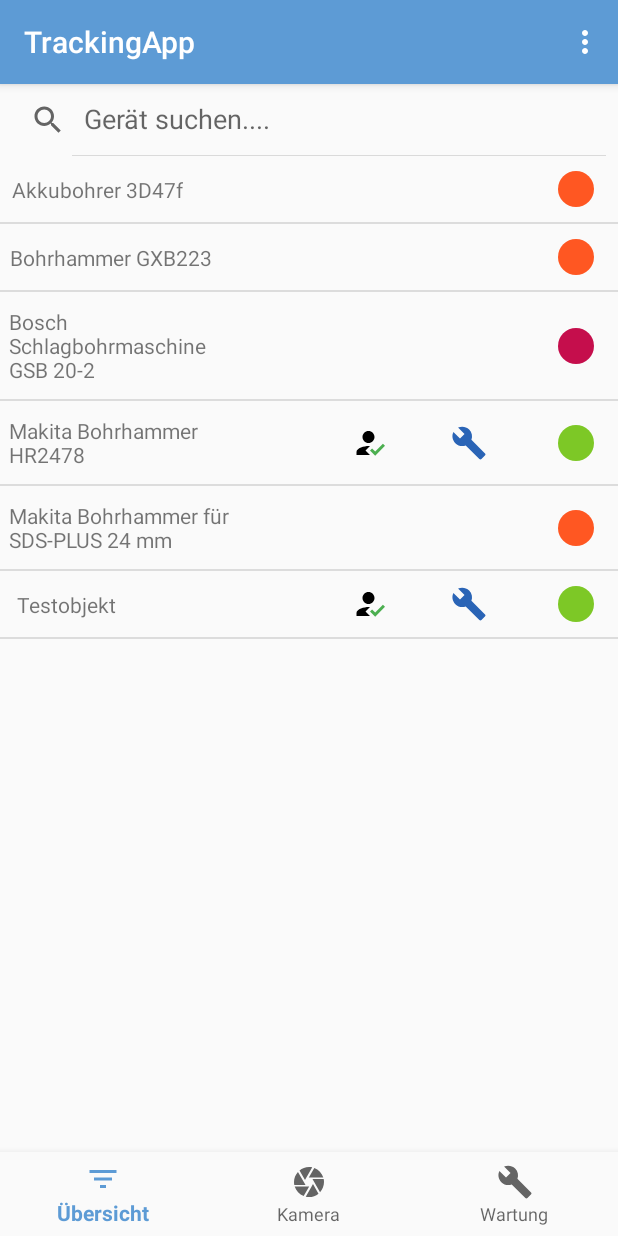
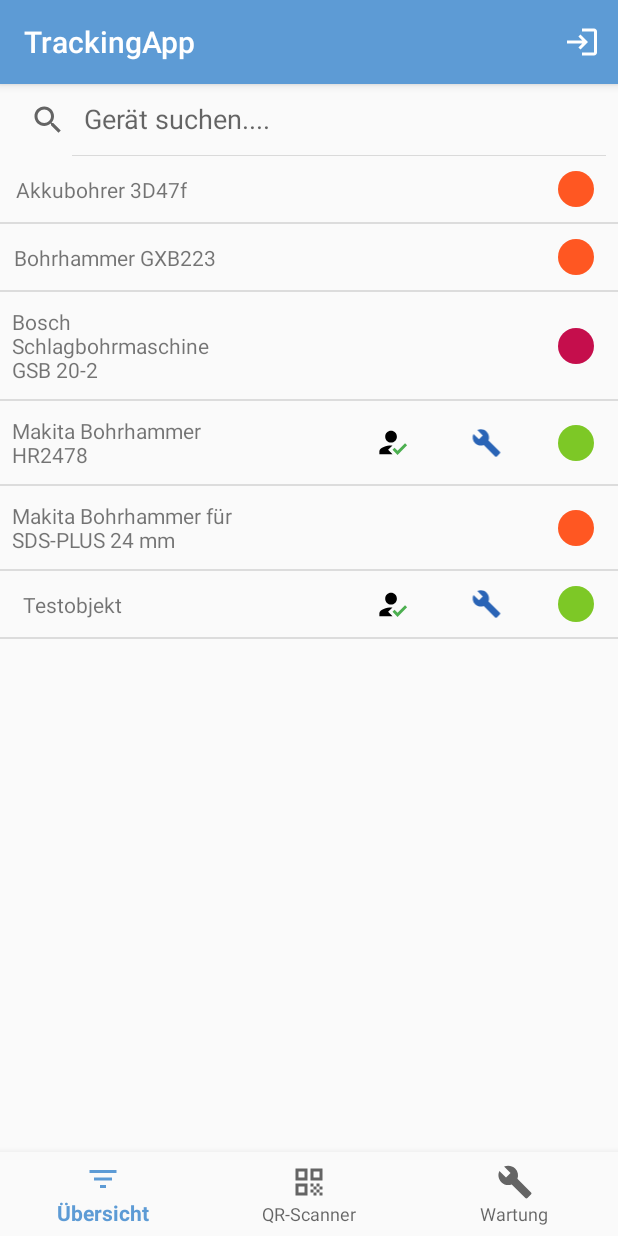
Before and after one commit to LeleZuGut/TrackingApp_Neu, an Android app: the MainActivity screen opened directly, with no data from a screen before it, on a phone screen of 412 x 824 dp. Run offline under Robolectric (Android 15) with nearby library versions, the phone set to English and light mode, and no system bars; our stand-ins replace navigation-ui; libraries missing offline, so code that uses them is left out: com.google.zxing.integration.

Commit message:
Combobox verbessert.

```diff
--- a/app/src/main/java/com/example/trackingapp/LoginFensterActivity.java
+++ b/app/src/main/java/com/example/trackingapp/LoginFensterActivity.java
@@ -67,8 +67,6 @@ public class LoginFensterActivity extends AppCompatActivity {
 
     @Override
     public void onBackPressed() {
-        super.onBackPressed();
-        this.finish();
         System.exit(0);
     }
 
--- a/app/src/main/java/com/example/trackingapp/RegisterinFensterActivity.java
+++ b/app/src/main/java/com/example/trackingapp/RegisterinFensterActivity.java
@@ -85,7 +85,6 @@ public class RegisterinFensterActivity extends AppCompatActivity {
 
     @Override
     public void onBackPressed() {
-        RegisterinFensterActivity.this.finish();
-        System.exit(0);
+
     }
 }
--- a/app/src/main/java/com/example/trackingapp/spinnermodel/StatusSpinnerAdapter.java
+++ b/app/src/main/java/com/example/trackingapp/spinnermodel/StatusSpinnerAdapter.java
@@ -24,17 +24,17 @@ public class StatusSpinnerAdapter extends BaseAdapter {
 
     @Override
     public int getCount() {
-        return 0;
+        return status.length;
     }
 
     @Override
     public Object getItem(int position) {
-        return null;
+        return status[position];
     }
 
     @Override
     public long getItemId(int position) {
-        return 0;
+        return position;
     }
 
     @Override
--- /dev/null
+++ b/app/src/main/res/drawable/ic_baseline_login_24.xml
@@ -0,0 +1,10 @@
+<vector xmlns:android="http://schemas.android.com/apk/res/android"
+    android:width="24dp"
+    android:height="24dp"
+    android:viewportWidth="24"
+    android:viewportHeight="24"
+    android:tint="?attr/colorControlNormal">
+  <path
+      android:fillColor="@android:color/white"
+      android:pathData="M11,7L9.6,8.4l2.6,2.6H2v2h10.2l-2.6,2.6L11,17l5,-5L11,7zM20,19h-8v2h8c1.1,0 2,-0.9 2,-2V5c0,-1.1 -0.9,-2 -2,-2h-8v2h8V19z"/>
+</vector>
--- /dev/null
+++ b/app/src/main/res/drawable/ic_baseline_qr_code_24.xml
@@ -0,0 +1,40 @@
+<vector xmlns:android="http://schemas.android.com/apk/res/android"
+    android:width="24dp"
+    android:height="24dp"
+    android:viewportWidth="24"
+    android:viewportHeight="24"
+    android:tint="?attr/colorControlNormal">
+  <path
+      android:fillColor="@android:color/white"
+      android:pathData="M3,11h8V3H3V11zM5,5h4v4H5V5z"/>
+  <path
+      android:fillColor="@android:color/white"
+      android:pathData="M3,21h8v-8H3V21zM5,15h4v4H5V15z"/>
+  <path
+      android:fillColor="@android:color/white"
+      android:pathData="M13,3v8h8V3H13zM19,9h-4V5h4V9z"/>
+  <path
+      android:fillColor="@android:color/white"
+      android:pathData="M19,19h2v2h-2z"/>
+  <path
+      android:fillColor="@android:color/white"
+      android:pathData="M13,13h2v2h-2z"/>
+  <path
+      android:fillColor="@android:color/white"
+      android:pathData="M15,15h2v2h-2z"/>
+  <path
+      android:fillColor="@android:color/white"
+      android:pathData="M13,17h2v2h-2z"/>
+  <path
+      android:fillColor="@android:color/white"
+      android:pathData="M15,19h2v2h-2z"/>
+  <path
+      android:fillColor="@android:color/white"
+      android:pathData="M17,17h2v2h-2z"/>
+  <path
+      android:fillColor="@android:color/white"
+      android:pathData="M17,13h2v2h-2z"/>
+  <path
+      android:fillColor="@android:color/white"
+      android:pathData="M19,15h2v2h-2z"/>
+</vector>
--- a/app/src/main/res/layout/list_view_devices_2.xml
+++ b/app/src/main/res/layout/list_view_devices_2.xml
@@ -6,7 +6,9 @@
     android:layout_width="match_parent"
     android:layout_height="match_parent"
     android:paddingBottom="10dp"
-    android:paddingTop="10dp" >>
+    android:paddingTop="10dp" ><![CDATA[>
+
+    ]]>
 
     <TextView
         android:id="@+id/text_view_device_listView2"
@@ -16,34 +18,34 @@
         android:text="TextView"
         app:layout_constraintBottom_toBottomOf="parent"
         app:layout_constraintEnd_toStartOf="@+id/image_view_borrow_listView2"
-        app:layout_constraintHorizontal_bias="0.067"
+        app:layout_constraintHorizontal_bias="0.089"
         app:layout_constraintStart_toStartOf="parent"
         app:layout_constraintTop_toTopOf="parent" />
 
     <ImageView
         android:id="@+id/image_view_fix_listView2"
-        android:layout_width="wrap_content"
-        android:layout_height="wrap_content"
+        android:layout_width="51dp"
+        android:layout_height="20dp"
         android:layout_marginEnd="16dp"
         app:layout_constraintBottom_toBottomOf="parent"
         app:layout_constraintEnd_toStartOf="@+id/image_view_status_listView2"
-        app:layout_constraintHorizontal_bias="0.906"
+        app:layout_constraintHorizontal_bias="0.98"
         app:layout_constraintStart_toStartOf="parent"
         app:layout_constraintTop_toTopOf="parent"
-        app:layout_constraintVertical_bias="0.503"
+        app:layout_constraintVertical_bias="0.504"
         app:srcCompat="@drawable/ic_baseline_build_24" />
 
     <ImageView
         android:id="@+id/image_view_borrow_listView2"
-        android:layout_width="wrap_content"
-        android:layout_height="wrap_content"
+        android:layout_width="50dp"
+        android:layout_height="23dp"
         android:layout_marginEnd="12dp"
         app:layout_constraintBottom_toBottomOf="parent"
         app:layout_constraintEnd_toStartOf="@+id/image_view_fix_listView2"
-        app:layout_constraintHorizontal_bias="0.886"
+        app:layout_constraintHorizontal_bias="1.0"
         app:layout_constraintStart_toStartOf="parent"
         app:layout_constraintTop_toTopOf="parent"
-        app:layout_constraintVertical_bias="0.503"
+        app:layout_constraintVertical_bias="0.502"
         app:srcCompat="@drawable/ic_baseline_how_to_reg_24" />
 
     <ImageView
--- a/app/src/main/res/menu/bottom_nav_menu.xml
+++ b/app/src/main/res/menu/bottom_nav_menu.xml
@@ -8,7 +8,7 @@
 
     <item
         android:id="@+id/navigation_dashboard"
-        android:icon="@drawable/ic_baseline_camera_24_black"
+        android:icon="@drawable/ic_baseline_qr_code_24"
         android:title="@string/title_dashboard" />
 
     <item
--- a/app/src/main/res/menu/top_nav_logout.xml
+++ b/app/src/main/res/menu/top_nav_logout.xml
@@ -1,6 +1,10 @@
 <?xml version="1.0" encoding="utf-8"?>
-<menu xmlns:android="http://schemas.android.com/apk/res/android">
+<menu xmlns:app="http://schemas.android.com/apk/res-auto"
+    xmlns:android="http://schemas.android.com/apk/res/android">
 
-    <item android:id="@+id/navigation_ausloggen"
-        android:title="Ausloggen" />
+    <item
+        android:id="@+id/navigation_ausloggen"
+        android:icon="@drawable/ic_baseline_login_24"
+        android:title="Ausloggen"
+        app:showAsAction="always" />
 </menu>
--- a/app/src/main/res/values/strings.xml
+++ b/app/src/main/res/values/strings.xml
@@ -1,7 +1,7 @@
 <resources>
     <string name="app_name">TrackingApp</string>
     <string name="title_home">Übersicht</string>
-    <string name="title_dashboard">Kamera</string>
+    <string name="title_dashboard">QR-Scanner</string>
     <string name="title_notifications">Wartung</string>
     <string name="scanBtn">Scan Now</string>
     <string name="uebersicht">Übersicht</string>
```
Also changed, not shown: app/src/main/java/com/example/trackingapp/MainActivity.java (+13 -2 lines), app/src/main/res/layout/activity_show_device.xml (+3 -5 lines), app/src/main/res/layout/activity_splashscreen.xml (+30 -5 lines), app/src/main/res/layout/spinner_status.xml (+23 -8 lines).
